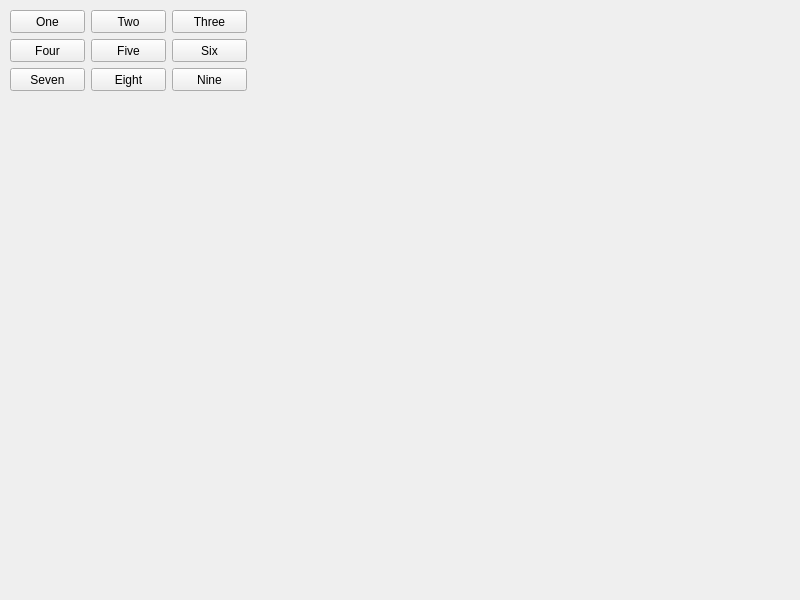
Before: the Qt Designer form 3-13QGridLayoutDemo/widget.ui in georgecatalin/Qt5-Cpp-Development-fundamentals, drawn with Qt 5.
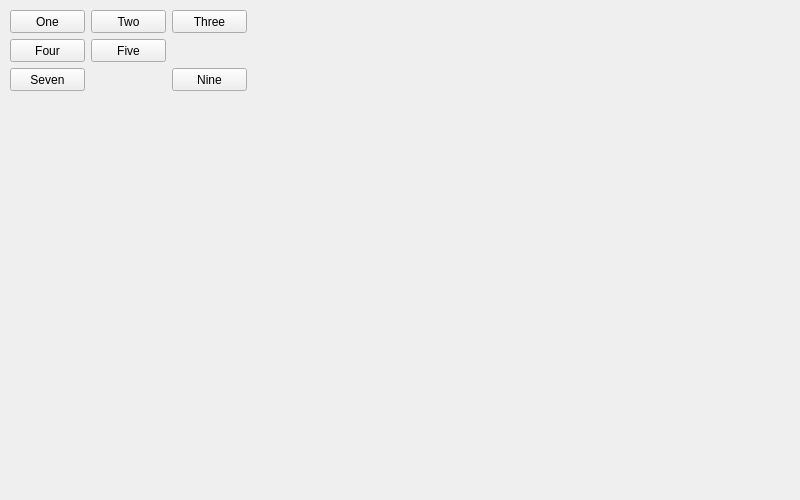
After: the same form once the commit is applied.

Commit message: Examples with QGridLayout Class

```diff
--- a/3-13QGridLayoutDemo/widget.ui
+++ b/3-13QGridLayoutDemo/widget.ui
@@ -7,7 +7,7 @@
     <x>0</x>
     <y>0</y>
     <width>800</width>
-    <height>600</height>
+    <height>500</height>
    </rect>
   </property>
   <property name="windowTitle">
@@ -78,19 +78,6 @@
     <string>Five</string>
    </property>
   </widget>
-  <widget class="QPushButton" name="sixButton">
-   <property name="geometry">
-    <rect>
-     <x>172</x>
-     <y>39</y>
-     <width>75</width>
-     <height>23</height>
-    </rect>
-   </property>
-   <property name="text">
-    <string>Six</string>
-   </property>
-  </widget>
   <widget class="QPushButton" name="sevenButton">
    <property name="geometry">
     <rect>
@@ -104,19 +91,6 @@
     <string>Seven</string>
    </property>
   </widget>
-  <widget class="QPushButton" name="eightButton">
-   <property name="geometry">
-    <rect>
-     <x>91</x>
-     <y>68</y>
-     <width>75</width>
-     <height>23</height>
-    </rect>
-   </property>
-   <property name="text">
-    <string>Eight</string>
-   </property>
-  </widget>
   <widget class="QPushButton" name="nineButton">
    <property name="geometry">
     <rect>
```
Left out of the diff: 6 changed lines with no effect on the pictures. The commit also changes 3 other files.
